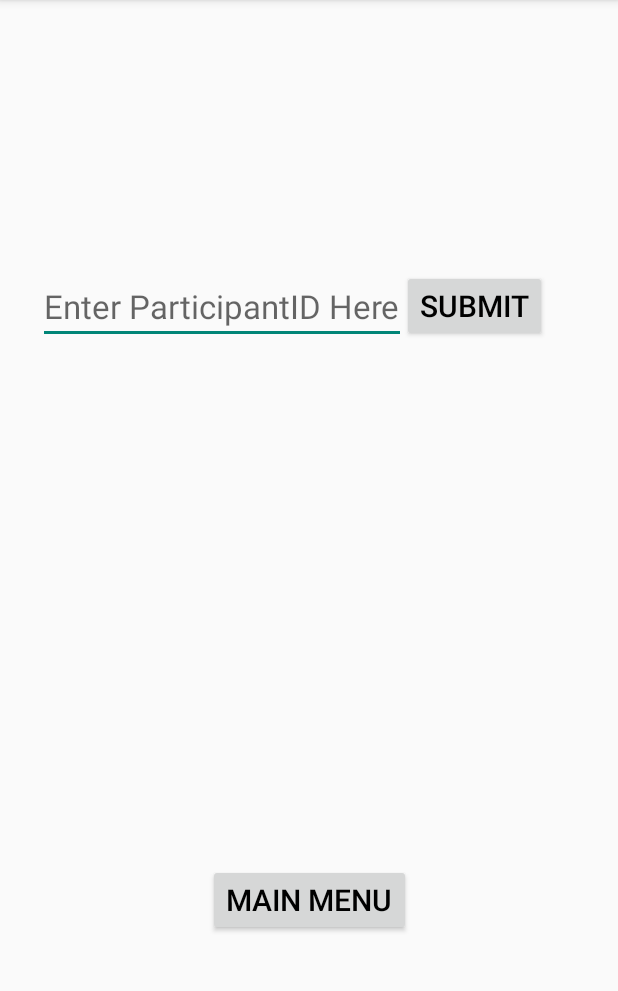
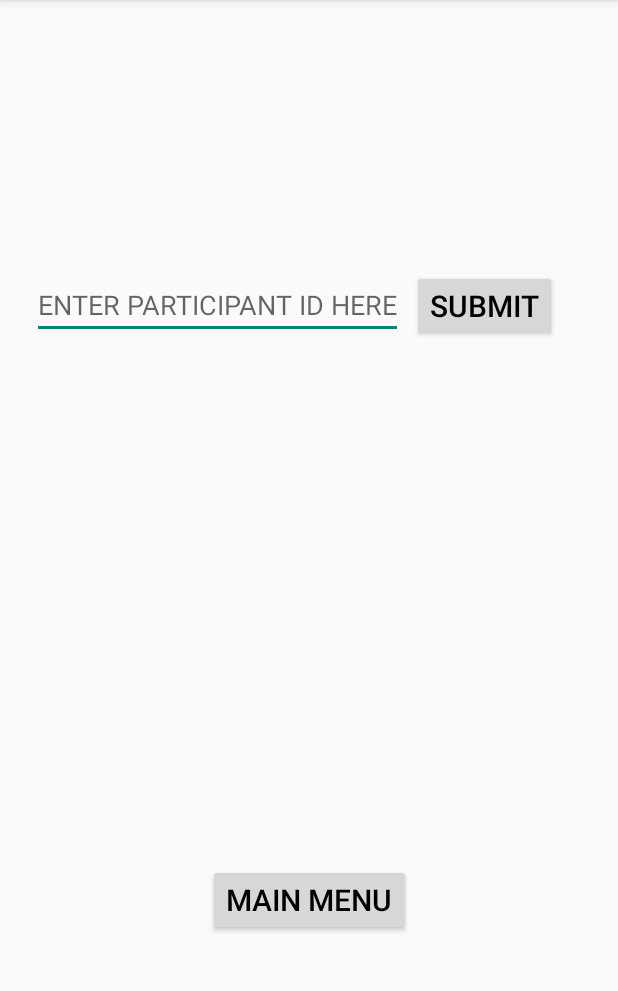
Before and after one commit to SrinivasaChivukula/Capstone---1-Project, an Android app built with Jetpack Compose: the ThirdActivity screen opened directly, with no data from a screen before it, on a phone screen of 412 x 824 dp, the part 84-1075 px from its top. Run offline under Robolectric (Android 15) with nearby library versions, the phone set to English and light mode, and no system bars.

Commit message:
Update activity_third.xml

```diff
--- a/app/src/main/res/layout/activity_third.xml
+++ b/app/src/main/res/layout/activity_third.xml
@@ -12,12 +12,12 @@
         android:layout_width="wrap_content"
         android:layout_height="wrap_content"
         android:autofillHints="ParticipantID"
-        android:hint="Enter ParticipantID Here"
+        android:hint="ENTER PARTICIPANT ID HERE"
         android:inputType="text"
-        android:textSize="22sp"
+        android:textSize="18sp"
         app:layout_constraintBottom_toBottomOf="parent"
         app:layout_constraintEnd_toEndOf="parent"
-        app:layout_constraintHorizontal_bias="0.15"
+        app:layout_constraintHorizontal_bias="0.13"
         app:layout_constraintStart_toStartOf="parent"
         app:layout_constraintTop_toTopOf="parent"
         app:layout_constraintVertical_bias="0.25"
@@ -32,7 +32,7 @@
         android:textSize="20sp"
         app:layout_constraintBottom_toBottomOf="parent"
         app:layout_constraintEnd_toEndOf="parent"
-        app:layout_constraintHorizontal_bias="0.85"
+        app:layout_constraintHorizontal_bias="0.87"
         app:layout_constraintStart_toStartOf="parent"
         app:layout_constraintTop_toTopOf="parent"
         app:layout_constraintVertical_bias="0.25"
```
